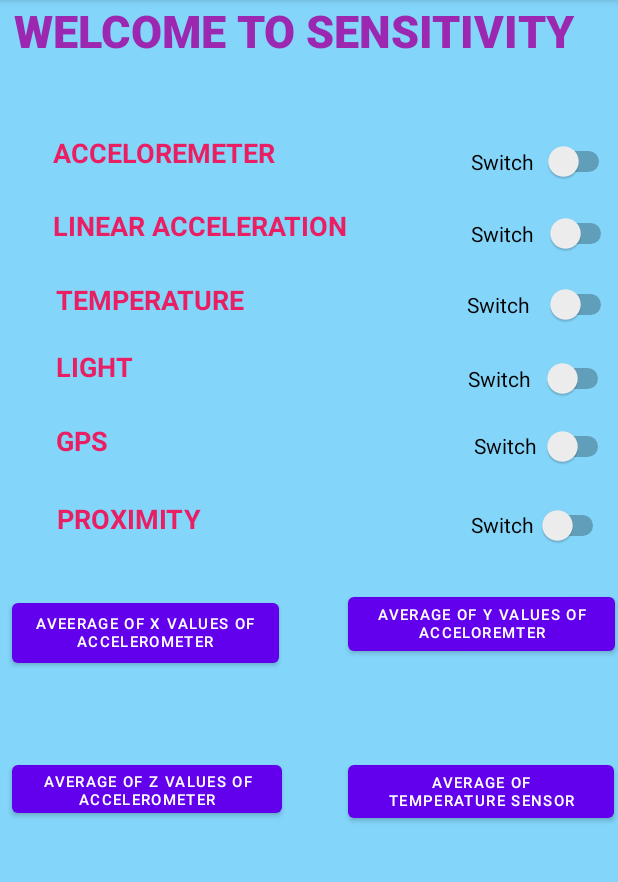
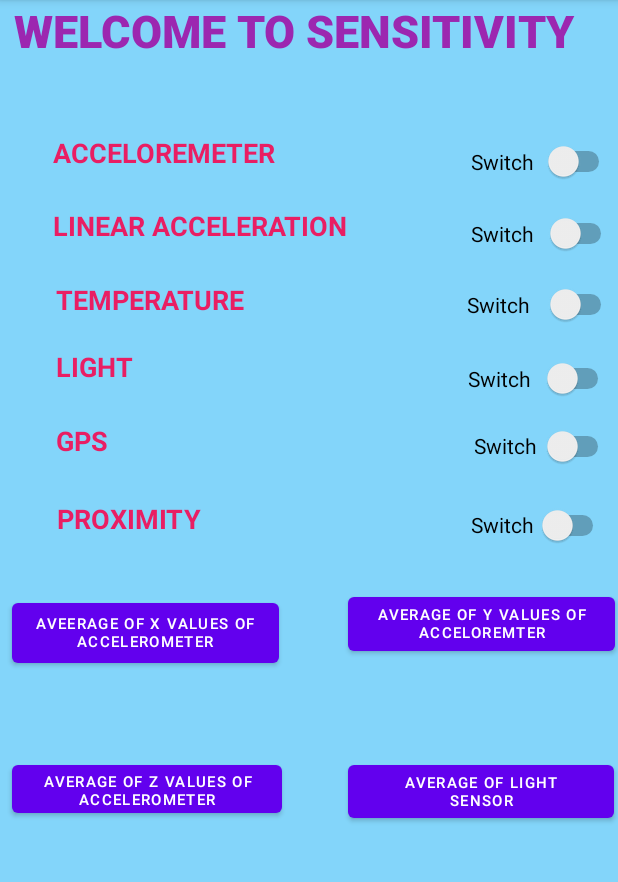
Before and after one commit to Mobile-Computing-Winter-2021/Android-projects, an Android app: the screen it shows after launch (MainActivity), on a phone screen of 412 x 824 dp, the part 84-966 px from its top. Run offline under Robolectric (Android 15) with nearby library versions, the phone set to English and light mode, and no system bars; our stand-ins replace Room's generated code.

Commit message:
this is the fourth commit

```diff
--- a/app/src/main/res/layout/activity_main.xml
+++ b/app/src/main/res/layout/activity_main.xml
@@ -194,6 +194,8 @@
         android:layout_height="38dp"
         android:layout_marginStart="16dp"
         android:layout_marginTop="444dp"
+        android:textColor="#E91E63"
+        android:textSize="18sp"
         app:layout_constraintStart_toStartOf="parent"
         app:layout_constraintTop_toTopOf="parent" />
 
@@ -214,6 +216,8 @@
         android:layout_height="35dp"
         android:layout_marginStart="232dp"
         android:layout_marginTop="448dp"
+        android:textColor="#E91E63"
+        android:textSize="18sp"
         app:layout_constraintStart_toStartOf="parent"
         app:layout_constraintTop_toTopOf="parent" />
 
@@ -233,7 +237,9 @@
         android:layout_width="180dp"
         android:layout_height="38dp"
         android:layout_marginStart="8dp"
-        android:layout_marginTop="548dp"
+        android:layout_marginTop="556dp"
+        android:textColor="#E91E63"
+        android:textSize="18sp"
         app:layout_constraintStart_toStartOf="parent"
         app:layout_constraintTop_toTopOf="parent" />
 
@@ -243,19 +249,8 @@
         android:layout_height="47dp"
         android:layout_marginStart="232dp"
         android:layout_marginTop="504dp"
-        android:text="AVERAGE OF TEMPERATURE SENSOR"
+        android:text="AVERAGE OF LIGHT SENSOR"
         android:textSize="10sp"
-        app:layout_constraintStart_toStartOf="parent"
-        app:layout_constraintTop_toTopOf="parent" />
-
-    <TextView
-        android:id="@+id/textView12"
-        android:layout_width="178dp"
-        android:layout_height="31dp"
-        android:layout_marginStart="232dp"
-        android:layout_marginTop="548dp"
-        android:layout_marginBottom="152dp"
-        app:layout_constraintBottom_toBottomOf="parent"
         app:layout_constraintStart_toStartOf="parent"
         app:layout_constraintTop_toTopOf="parent" />
 
@@ -279,8 +274,8 @@
 
     <TextView
         android:id="@+id/textView17"
-        android:layout_width="wrap_content"
-        android:layout_height="wrap_content"
+        android:layout_width="54dp"
+        android:layout_height="20dp"
         android:layout_marginStart="232dp"
         android:layout_marginTop="296dp"
         android:textColor="#E91E63"
@@ -313,4 +308,15 @@
         app:layout_constraintStart_toStartOf="parent"
         app:layout_constraintTop_toTopOf="parent" />
 
+    <TextView
+        android:id="@+id/textView19"
+        android:layout_width="107dp"
+        android:layout_height="26dp"
+        android:layout_marginStart="232dp"
+        android:layout_marginTop="568dp"
+        android:textColor="#E91E63"
+        android:textSize="18sp"
+        app:layout_constraintStart_toStartOf="parent"
+        app:layout_constraintTop_toTopOf="parent" />
+
 </androidx.constraintlayout.widget.ConstraintLayout>
```
Also changed, not shown: app/src/main/java/com/example/helloworld/MainActivity.java (+81 -2 lines).
